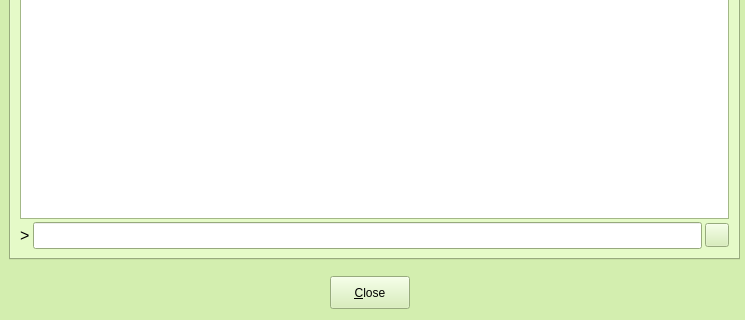
Old version of the form src/qt/forms/rpcconsole.ui in the repository teambean/BeanCash; both pictures show x 0 to 745 and y 294 to 614 of the 745 by 614 pixel window.
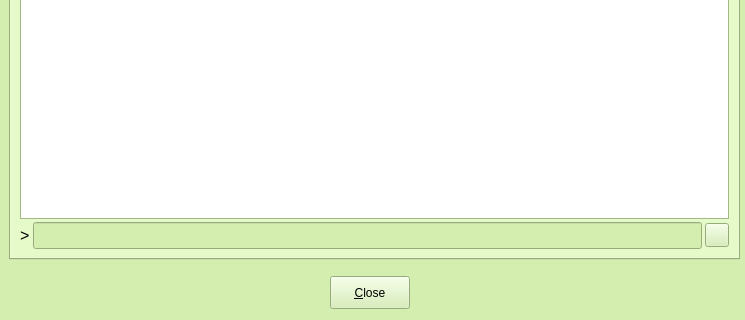
New version of the form. The open tabs and pages were chosen to show the change. Icons and pictures are not drawn. Custom widgets are drawn as their Qt base class.

Commit message: Enable console line edit on setClientModel

What changed in the file:
```diff
--- a/src/qt/forms/rpcconsole.ui
+++ b/src/qt/forms/rpcconsole.ui
@@ -730,7 +730,11 @@
         </widget>
        </item>
        <item>
-        <widget class="QLineEdit" name="lineEdit"/>
+        <widget class="QLineEdit" name="lineEdit">
+         <property name="enabled">
+          <bool>false</bool>
+         </property>
+        </widget>
        </item>
        <item>
         <widget class="QPushButton" name="clearButton">
```
